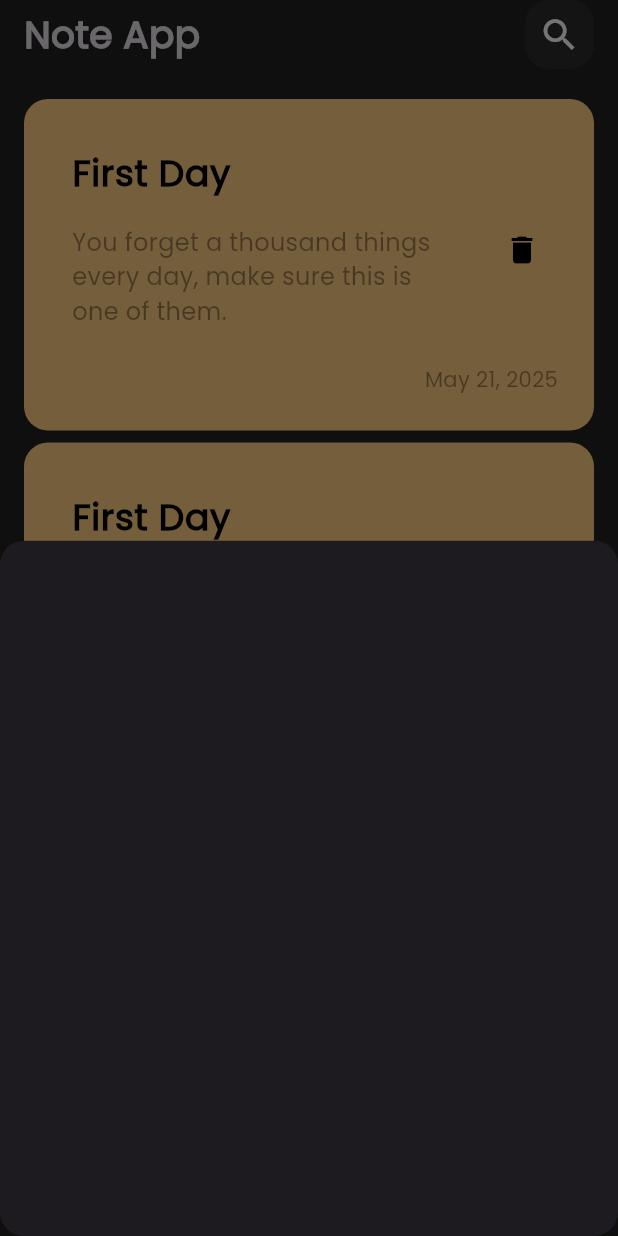
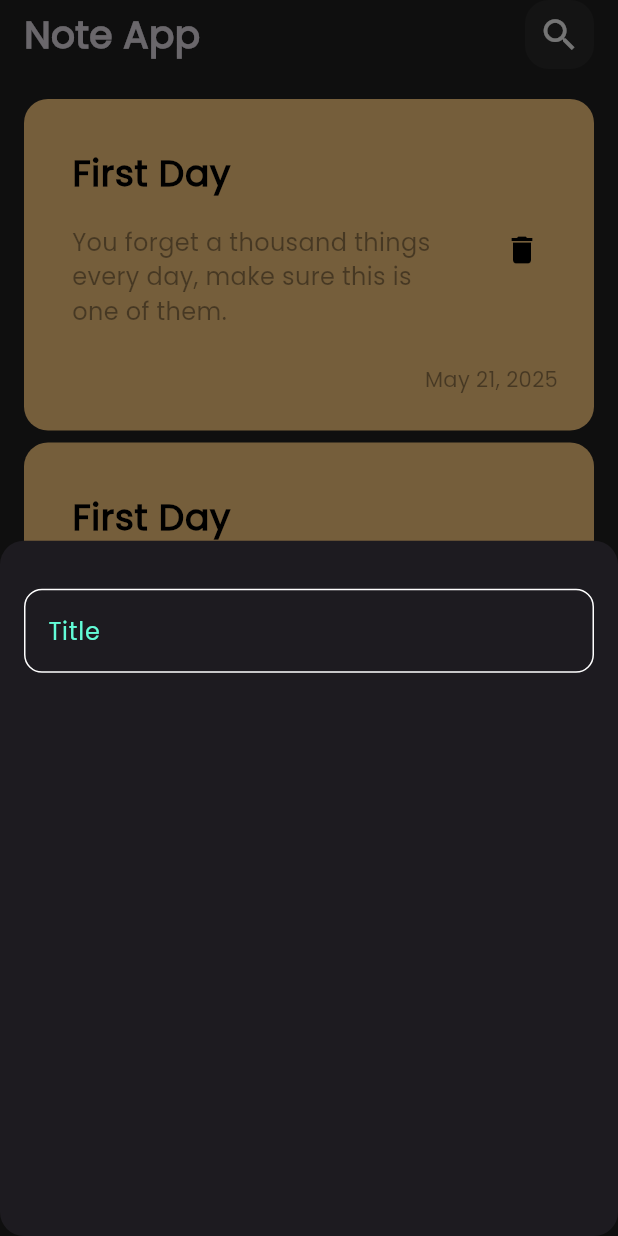
Before and after one commit to IMarooz/note_app, a Flutter app: the screen it shows after launch, after a tap on the "add" icon, on a phone screen of 412 x 824 dp. Run offline on Flutter 3.47's test engine with Material 3 defaults, Android fonts, the phone set to English and light mode, and no system bars.

Commit message:
Create Custom Text Field

```diff
--- /dev/null
+++ b/lib/constants.dart
@@ -0,0 +1,3 @@
+import 'package:flutter/material.dart';
+
+const kPrimaryColor = Color(0xFF62fcd7);
--- a/lib/views/widgets/add_note_bottom_sheet.dart
+++ b/lib/views/widgets/add_note_bottom_sheet.dart
@@ -1,10 +1,14 @@
 import 'package:flutter/material.dart';
+import 'package:note_app_tharwat/views/widgets/custom_text_field.dart';
 
 class AddNoteBottomSheet extends StatelessWidget {
   const AddNoteBottomSheet({super.key});
 
   @override
   Widget build(BuildContext context) {
-    return Container();
+    return Padding(
+      padding: const EdgeInsets.symmetric(horizontal: 16.0),
+      child: Column(children: [SizedBox(height: 32), CustomTextField()]),
+    );
   }
 }
--- /dev/null
+++ b/lib/views/widgets/custom_text_field.dart
@@ -0,0 +1,27 @@
+import 'package:flutter/material.dart';
+import 'package:note_app_tharwat/constants.dart';
+
+class CustomTextField extends StatelessWidget {
+  const CustomTextField({super.key});
+
+  @override
+  Widget build(BuildContext context) {
+    return TextField(
+      cursorColor: kPrimaryColor,
+      decoration: InputDecoration(
+        hintText: "Title",
+        hintStyle: const TextStyle(color: kPrimaryColor),
+        border: buildBorder(),
+        enabledBorder: buildBorder(),
+        focusedBorder: buildBorder(kPrimaryColor),
+      ),
+    );
+  }
+
+  OutlineInputBorder buildBorder([color]) {
+    return OutlineInputBorder(
+        borderRadius: BorderRadius.circular(12),
+        borderSide: BorderSide(color: color ?? Colors.white)
+        );
+  }
+}
```
